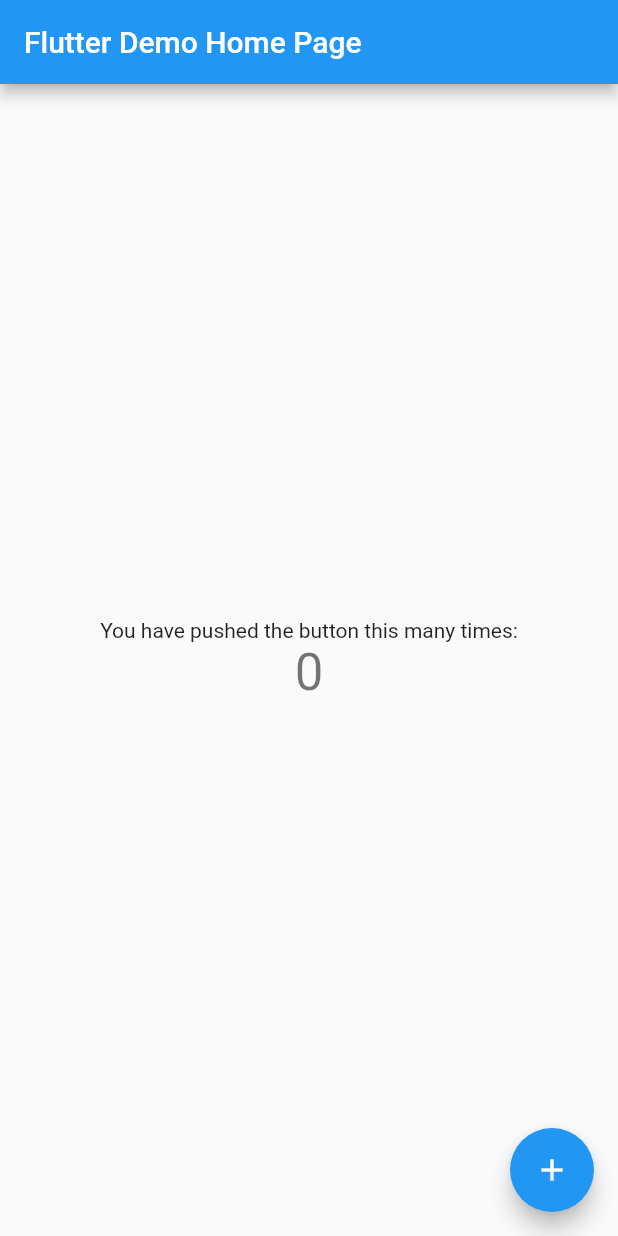
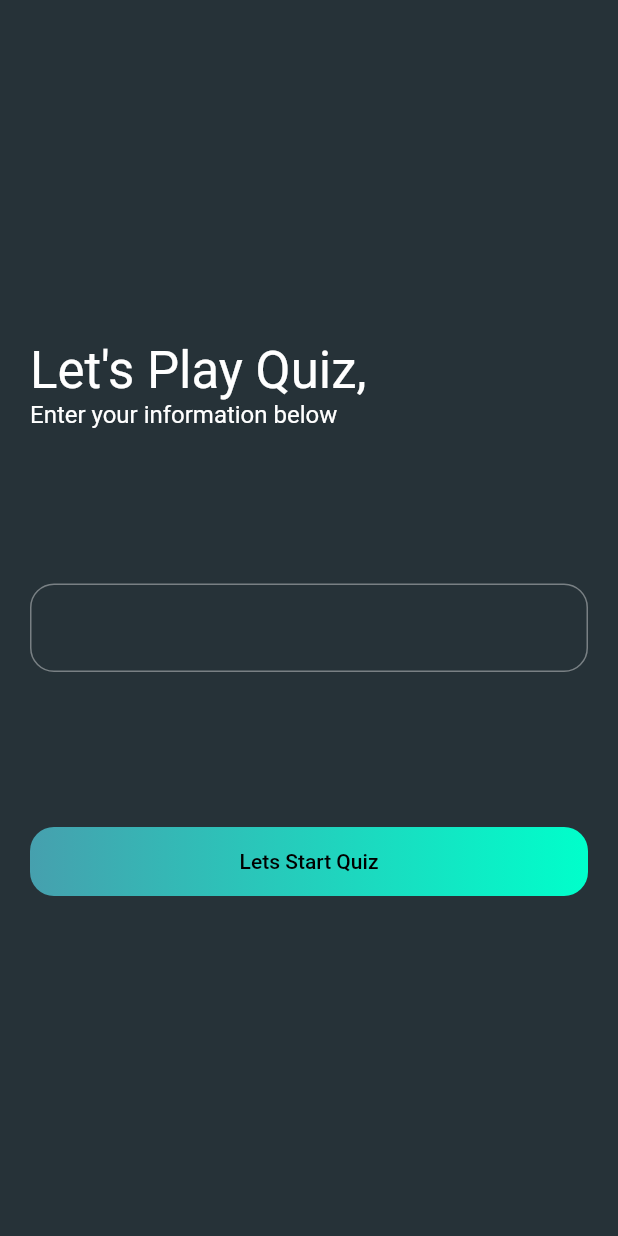
Before and after one commit to TariqHattab/Quiz_App_Experimental, a Flutter app: the screen it shows after launch, on a phone screen of 412 x 824 dp. Run offline on Flutter 3.47's test engine with Material 2 defaults, Android fonts, the phone set to English and light mode, and no system bars; our stand-ins replace websafe_svg.

Commit message:
commit 2

```diff
--- /dev/null
+++ b/lib/constants.dart
@@ -0,0 +1,15 @@
+import 'package:flutter/material.dart';
+
+const kSecondaryColor = Color(0xFF8894BC);
+const kGreenColor = Color(0xFF6AC259);
+const kRedColor = Color(0xFFE92E30);
+const kGrayColor = Color(0xFFC1C1C1);
+const kBlackColor = Color(0xFF101010);
+const kPrimaryGradient = LinearGradient(
+  colors: [Color(0xFF46A0AE), Color(0xFF00FFCB)],
+  begin: Alignment.centerLeft,
+  end: Alignment.centerRight,
+);
+
+const double kDefaultPadding = 20.0;
+const double kDefualtRadius = 16.0;
--- a/lib/main.dart
+++ b/lib/main.dart
@@ -1,113 +1,21 @@
 import 'package:flutter/material.dart';
+import 'package:quiz_app/screens/quiz_screen.dart';
+import 'package:quiz_app/screens/welcome_screen.dart';
 
 void main() {
   runApp(MyApp());
 }
 
 class MyApp extends StatelessWidget {
-  // This widget is the root of your application.
   @override
   Widget build(BuildContext context) {
     return MaterialApp(
-      title: 'Flutter Demo',
-      theme: ThemeData(
-        // This is the theme of your application.
-        //
-        // Try running your application with "flutter run". You'll see the
-        // application has a blue toolbar. Then, without quitting the app, try
-        // changing the primarySwatch below to Colors.green and then invoke
-        // "hot reload" (press "r" in the console where you ran "flutter run",
-        // or simply save your changes to "hot reload" in a Flutter IDE).
-        // Notice that the counter didn't reset back to zero; the application
-        // is not restarted.
-        primarySwatch: Colors.blue,
-      ),
-      home: MyHomePage(title: 'Flutter Demo Home Page'),
+      title: 'Quiz App',
+      theme: ThemeData.dark(),
+      home: WelcomeScreen(),
+      routes: {
+        QuizScreen.routeName: (ctx) => QuizScreen(),
+      },
     );
   }
 }
-
-class MyHomePage extends StatefulWidget {
-  MyHomePage({Key key, this.title}) : super(key: key);
-
-  // This widget is the home page of your application. It is stateful, meaning
-  // that it has a State object (defined below) that contains fields that affect
-  // how it looks.
-
-  // This class is the configuration for the state. It holds the values (in this
-  // case the title) provided by the parent (in this case the App widget) and
-  // used by the build method of the State. Fields in a Widget subclass are
-  // always marked "final".
-
-  final String title;
-
-  @override
-  _MyHomePageState createState() => _MyHomePageState();
-}
-
-class _MyHomePageState extends State<MyHomePage> {
-  int _counter = 0;
-
-  void _incrementCounter() {
-    setState(() {
-      // This call to setState tells the Flutter framework that something has
-      // changed in this State, which causes it to rerun the build method below
-      // so that the display can reflect the updated values. If we changed
-      // _counter without calling setState(), then the build method would not be
-      // called again, and so nothing would appear to happen.
-      _counter++;
-    });
-  }
-
-  @override
-  Widget build(BuildContext context) {
-    // This method is rerun every time setState is called, for instance as done
-    // by the _incrementCounter method above.
-    //
-    // The Flutter framework has been optimized to make rerunning build methods
-    // fast, so that you can just rebuild anything that needs updating rather
-    // than having to individually change instances of widgets.
-    return Scaffold(
-      appBar: AppBar(
-        // Here we take the value from the MyHomePage object that was created by
-        // the App.build method, and use it to set our appbar title.
-        title: Text(widget.title),
-      ),
-      body: Center(
-        // Center is a layout widget. It takes a single child and positions it
-        // in the middle of the parent.
-        child: Column(
-          // Column is also a layout widget. It takes a list of children and
-          // arranges them vertically. By default, it sizes itself to fit its
-          // children horizontally, and tries to be as tall as its parent.
-          //
-          // Invoke "debug painting" (press "p" in the console, choose the
-          // "Toggle Debug Paint" action from the Flutter Inspector in Android
-          // Studio, or the "Toggle Debug Paint" command in Visual Studio Code)
-          // to see the wireframe for each widget.
-          //
-          // Column has various properties to control how it sizes itself and
-          // how it positions its children. Here we use mainAxisAlignment to
-          // center the children vertically; the main axis here is the vertical
-          // axis because Columns are vertical (the cross axis would be
-          // horizontal).
-          mainAxisAlignment: MainAxisAlignment.center,
-          children: <Widget>[
-            Text(
-              'You have pushed the button this many times:',
-            ),
-            Text(
-              '$_counter',
-              style: Theme.of(context).textTheme.headline4,
-            ),
-          ],
-        ),
-      ),
-      floatingActionButton: FloatingActionButton(
-        onPressed: _incrementCounter,
-        tooltip: 'Increment',
-        child: Icon(Icons.add),
-      ), // This trailing comma makes auto-formatting nicer for build methods.
-    );
-  }
-}
--- /dev/null
+++ b/lib/screens/welcome_screen.dart
@@ -0,0 +1,78 @@
+import 'package:flutter/material.dart';
+import 'package:quiz_app/constants.dart';
+import 'package:quiz_app/screens/quiz_screen.dart';
+import 'package:websafe_svg/websafe_svg.dart';
+
+class WelcomeScreen extends StatelessWidget {
+  const WelcomeScreen({Key key}) : super(key: key);
+
+  @override
+  Widget build(BuildContext context) {
+    return Scaffold(
+      body: Stack(
+        children: [
+          Container(
+            width: double.infinity,
+            height: double.infinity,
+            color: Colors.blueGrey.shade900,
+          ),
+          SafeArea(
+            child: Padding(
+              padding: const EdgeInsets.all(kDefaultPadding),
+              child: Column(
+                mainAxisAlignment: MainAxisAlignment.spaceEvenly,
+                crossAxisAlignment: CrossAxisAlignment.stretch,
+                children: [
+                  Spacer(
+                    flex: 2,
+                  ),
+                  Text(
+                    'Let\'s Play Quiz, ',
+                    style: Theme.of(context)
+                        .textTheme
+                        .headline4
+                        .copyWith(color: Colors.white),
+                  ),
+                  Text(
+                    'Enter your information below',
+                    style: Theme.of(context).textTheme.subtitle1,
+                  ),
+                  Spacer(),
+                  TextField(
+                    decoration: InputDecoration(
+                      border: OutlineInputBorder(
+                        borderRadius: BorderRadius.circular(kDefualtRadius),
+                      ),
+                    ),
+                  ),
+                  Spacer(),
+                  InkWell(
+                    onTap: () {
+                      Navigator.of(context).pushNamed(QuizScreen.routeName);
+                    },
+                    child: Container(
+                      decoration: BoxDecoration(
+                        borderRadius: BorderRadius.circular(kDefualtRadius),
+                        gradient: kPrimaryGradient,
+                      ),
+                      alignment: Alignment.center,
+                      padding: const EdgeInsets.all(kDefaultPadding * .75),
+                      child: Text('Lets Start Quiz',
+                          style: Theme.of(context)
+                              .textTheme
+                              .button
+                              .copyWith(color: Colors.black)),
+                    ),
+                  ),
+                  Spacer(
+                    flex: 2,
+                  ),
+                ],
+              ),
+            ),
+          ),
+        ],
+      ),
+    );
+  }
+}
```
Also changed, not shown: lib/models/Questions.dart (added, +35 -0 lines), lib/screens/quiz_screen.dart (added, +92 -0 lines), pubspec.yaml (+6 -2 lines), assets/icons/bg.svg (added), assets/icons/clock.svg (added), assets/images/Qbackground_image.jpg (added), assets/images/Qimg.jpg (added), pubspec.lock.
